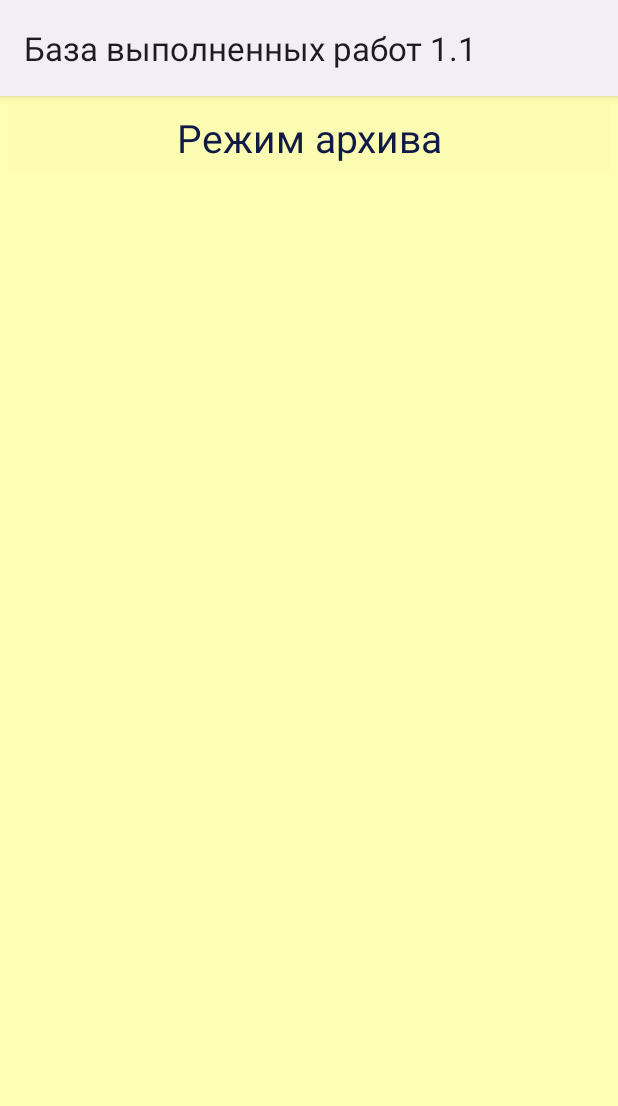
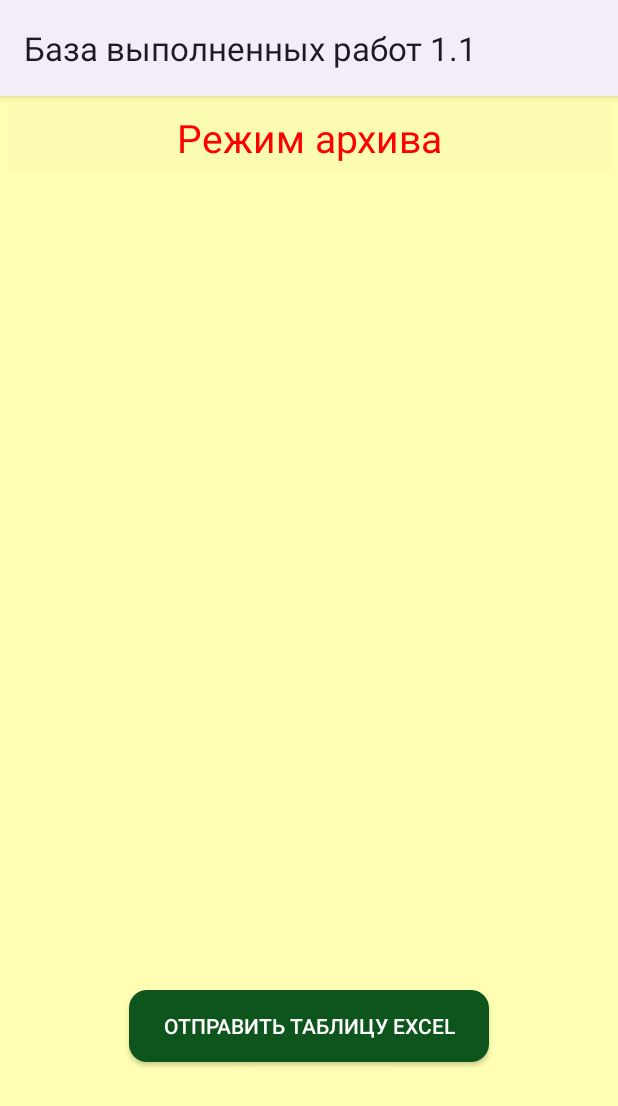
Before and after one commit to timur-mir/CabinetBase, an Android app: the ArhiveActivity screen opened directly, with no data from a screen before it, on a phone screen of 412 x 824 dp. Shown: the top 1106 px of the screen. Run offline under Robolectric (Android 15) with nearby library versions, the phone set to English and light mode, and no system bars; our stand-ins replace Room's generated code; libraries missing offline, so code that uses them is left out: org.apache.poi.

Commit message:
Добавление отправки отчёта в Excel формате

```diff
--- a/app/src/main/res/layout/arhive_activity.xml
+++ b/app/src/main/res/layout/arhive_activity.xml
@@ -1,5 +1,6 @@
 <?xml version="1.0" encoding="utf-8"?>
 <LinearLayout xmlns:android="http://schemas.android.com/apk/res/android"
+    xmlns:tools="http://schemas.android.com/tools"
     android:id="@+id/arhive_container"
     android:orientation="vertical"
     android:layout_width="match_parent"
@@ -13,10 +14,20 @@
         android:gravity="center"
         android:textSize="26sp"
         android:background="#05525357"
-        android:textColor="#111A47"
+        android:textColor="#FF0000"
         android:text="@string/arhive_mode"/>
     <androidx.recyclerview.widget.RecyclerView
         android:id="@+id/arhive_recycler_view"
+        android:layout_height="530dp"
+        android:layout_width="match_parent"/>
+    <androidx.appcompat.widget.AppCompatButton
+        android:id="@+id/send_excel_file"
+        android:layout_width="240dp"
         android:layout_height="wrap_content"
-        android:layout_width="match_parent"/>
+        android:layout_marginTop="10dp"
+        android:layout_gravity="bottom|center"
+        android:background="@drawable/grey_rounded"
+
+        android:textColor="#fff"
+        android:text="Отправить таблицу Excel" />
 </LinearLayout>
```
Also changed, not shown: app/build.gradle (+69 -2 lines), app/src/main/java/home/howework/databaseofcompletedworks/ArhiveActivity.kt (+120 -12 lines), build.gradle (+8 -1 lines).
